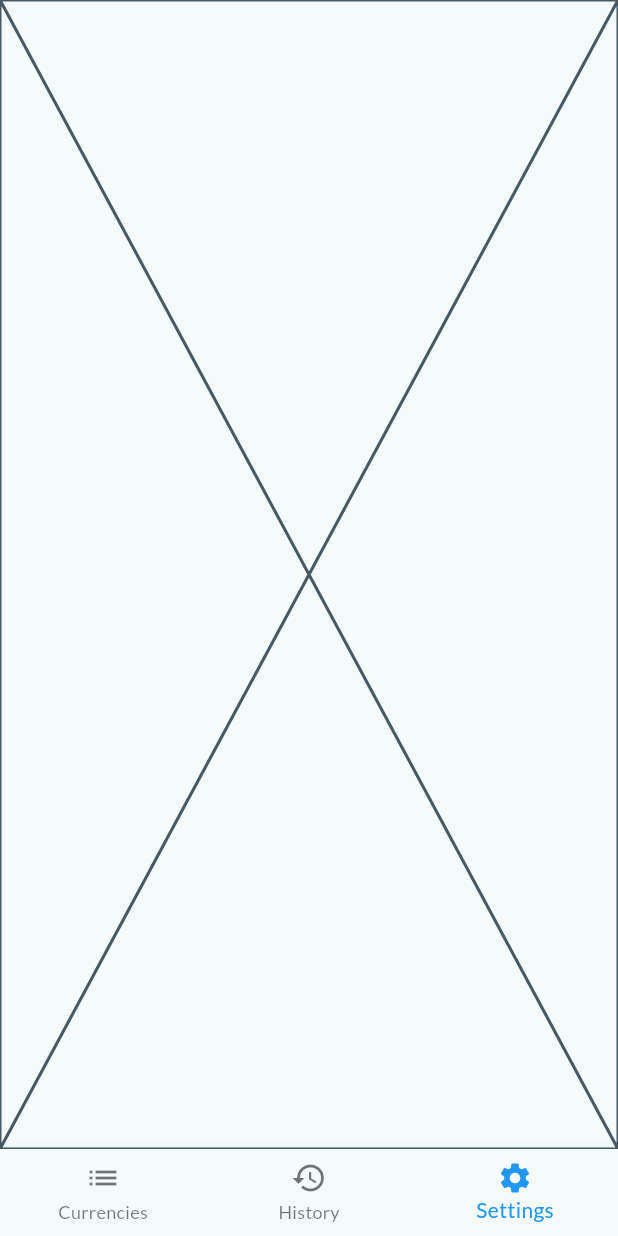
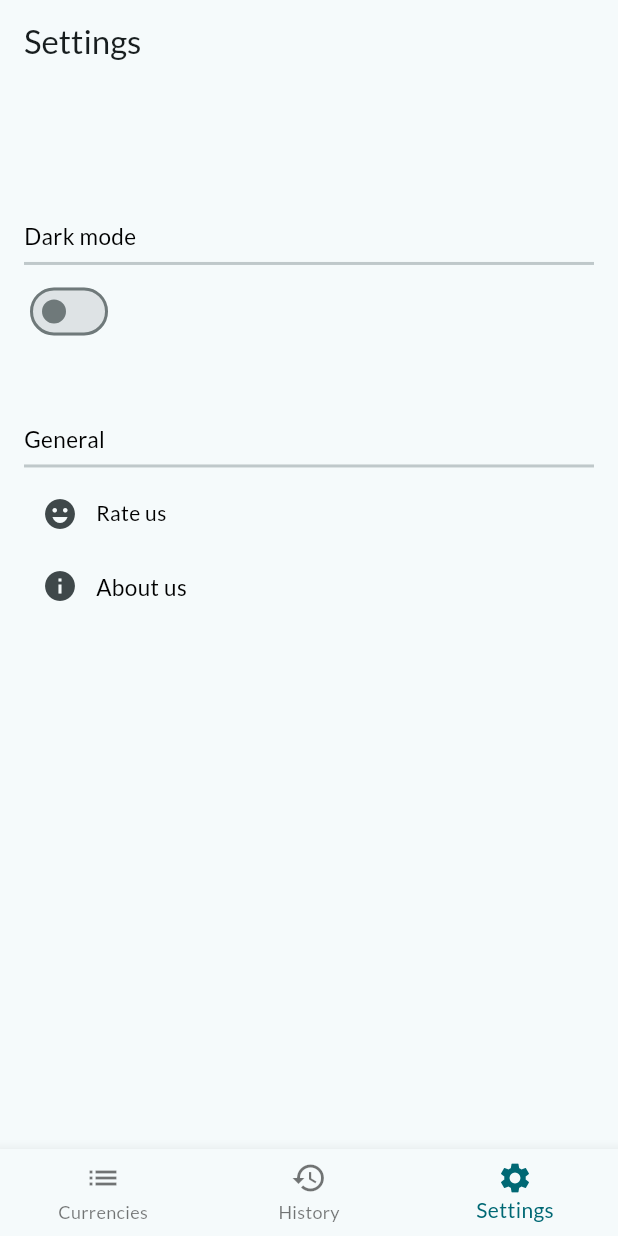
Before and after one commit to lyestarzalt/Dinar-Echange, a Flutter app: the screen it shows after launch, item 3 of the bottom bar chosen, on a phone screen of 412 x 824 dp. Run offline on Flutter 3.47's test engine with Material 2 defaults, Android fonts, the light colour scheme and no system bars; our stand-ins replace cloud_firestore, firebase_core, fl_chart, google_fonts, logger, shared_preferences; accounts and stored records are empty; generated files the repository leaves out were written again.

Commit message:
refined UI

```diff
--- a/lib/main.dart
+++ b/lib/main.dart
@@ -2,9 +2,8 @@ import 'package:flutter/material.dart';
 import 'package:firebase_core/firebase_core.dart';
 import 'firebase_options.dart';
 import 'pages/currency_list_screen.dart';
-// Placeholder for conversion page
-import 'pages/history_page.dart'; // Placeholder for history page
-import 'pages/settings_page.dart'; // Placeholder for settings page
+import 'pages/history_page.dart';
+import 'pages/settings_page.dart';
 import 'theme_manager.dart';
 
 void main() async {
@@ -12,27 +11,20 @@ void main() async {
   await Firebase.initializeApp(
     options: DefaultFirebaseOptions.currentPlatform,
   );
-  runApp(const MyApp());
+  runApp(MyApp());
 }
 
 class MyApp extends StatelessWidget {
-  const MyApp({super.key});
+  MyApp({Key? key}) : super(key: key);
 
   @override
   Widget build(BuildContext context) {
-    return MaterialApp(
-      title: 'Currency App',
-      theme: ThemeManager.lightTheme, // Default theme
-      darkTheme: ThemeManager.darkTheme, // Dark theme
-      themeMode: ThemeMode
-          .system, // Decides which theme to show based on the system preference
-      home: const MainScreen(),
-    );
+    return const MainScreen();
   }
 }
 
 class MainScreen extends StatefulWidget {
-  const MainScreen({super.key});
+  const MainScreen({Key? key}) : super(key: key);
 
   @override
   _MainScreenState createState() => _MainScreenState();
@@ -40,12 +32,28 @@ class MainScreen extends StatefulWidget {
 
 class _MainScreenState extends State<MainScreen> {
   int _selectedIndex = 0;
+  ThemeMode _themeMode = ThemeMode.light;
 
-  static const List<Widget> _widgetOptions = [
+  void _toggleTheme(bool isDark) {
+    setState(() {
+      _themeMode = isDark ? ThemeMode.dark : ThemeMode.light;
+    });
+  }
+
+  // Declare widget options here
+  late final List<Widget> _widgetOptions;
+
+  @override
+  void initState() {
+    super.initState();
+    print(_toggleTheme);
+
+    _widgetOptions = [
       CurrencyListScreen(),
       HistoryPage(),
-    SettingsPage(),
+      SettingsPage(onThemeChanged: _toggleTheme),
     ];
+  }
 
   void _onItemTapped(int index) {
     setState(() {
@@ -55,7 +63,12 @@ class _MainScreenState extends State<MainScreen> {
 
   @override
   Widget build(BuildContext context) {
-    return Scaffold(
+    return MaterialApp(
+      title: 'Currency App',
+      theme: ThemeManager.lightTheme,
+      darkTheme: ThemeManager.darkTheme,
+      themeMode: _themeMode,
+      home: Scaffold(
         body: Center(
           child: _widgetOptions.elementAt(_selectedIndex),
         ),
@@ -75,8 +88,8 @@ class _MainScreenState extends State<MainScreen> {
             ),
           ],
           currentIndex: _selectedIndex,
-        selectedItemColor: Colors.blue,
           onTap: _onItemTapped,
+        ),
       ),
     );
   }
--- a/lib/pages/settings_page.dart
+++ b/lib/pages/settings_page.dart
@@ -1,15 +1,96 @@
 import 'package:flutter/material.dart';
 
-class SettingsPage extends StatefulWidget {
-  const SettingsPage({super.key});
+class SettingsPage extends StatelessWidget {
+  final Function(bool) onThemeChanged;
+
+  const SettingsPage({Key? key, required this.onThemeChanged})
+      : super(key: key);
 
   @override
-  State<SettingsPage> createState() => _SettingsPageState();
-}
+  Widget build(BuildContext context) {
+    bool isDarkMode = Theme.of(context).brightness == Brightness.dark;
 
-class _SettingsPageState extends State<SettingsPage> {
-  @override
-  Widget build(BuildContext context) {
-    return const Placeholder();
+    return Scaffold(
+      appBar: AppBar(
+        title: const Text('Settings'),
+        // Placeholder for currency selection dropdown
+      ),
+      body: Padding(
+        padding: const EdgeInsets.symmetric(
+            horizontal: 16.0), // Add horizontal padding
+        child: Column(
+          crossAxisAlignment: CrossAxisAlignment.start,
+          children: [
+            SizedBox(
+              height: MediaQuery.of(context).size.height * 0.01,
+            ),
+
+            SizedBox(
+              height: MediaQuery.of(context).size.height * 0.1,
+            ),
+            const Text(
+              'Dark mode',
+              style: TextStyle(fontSize: 15),
+            ),
+            const Divider(
+              thickness: 2,
+            ),
+            Switch(
+              value: isDarkMode,
+              onChanged: (val) {
+                onThemeChanged(val);
+              },
+            ),
+            const SizedBox(
+              height: 50,
+            ),
+            // Additional settings UI...
+            const Text('General', style: TextStyle(fontSize: 15)),
+            const Divider(thickness: 2),
+            // Add your additional settings widgets here...
+            _buildRateUsRow(),
+            _buildAboutUsRow(context),
+          ],
+        ),
+      ),
+    );
+  }
+
+  Widget _buildRateUsRow() {
+    return Row(
+      children: [
+        IconButton(onPressed: () {}, icon: const Icon(Icons.emoji_emotions)),
+        const Text(
+          'Rate us',
+        ),
+      ],
+    );
+  }
+
+  Widget _buildAboutUsRow(BuildContext context) {
+    return Row(
+      children: [
+        IconButton(
+            onPressed: () {
+              showAboutDialog(
+                context: context,
+                applicationIcon: const FlutterLogo(),
+                applicationName: 'Exchange Rate',
+                applicationVersion: '0.0.1',
+                applicationLegalese: '©2022 Your Company Name',
+                children: const <Widget>[
+                  Padding(
+                      padding: EdgeInsets.only(top: 15),
+                      child: Text('Additional information here'))
+                ],
+              );
+            },
+            icon: const Icon(Icons.info)),
+        const Text(
+          'About us',
+          style: TextStyle(fontSize: 15),
+        ),
+      ],
+    );
   }
 }
--- a/lib/theme_manager.dart
+++ b/lib/theme_manager.dart
@@ -2,35 +2,81 @@ import 'package:flutter/material.dart';
 import 'package:google_fonts/google_fonts.dart';
 
 class ThemeManager {
-  static ThemeData _baseTheme(ColorScheme colorScheme) {
+  static CardTheme currencyInputCardTheme(BuildContext context) {
+    return CardTheme(
+      elevation: 2,
+      shape: RoundedRectangleBorder(
+        borderRadius: BorderRadius.circular(12), // Classy rounded corners
+      ),
+      margin: const EdgeInsets.symmetric(horizontal: 10, vertical: 0),
+      color: Theme.of(context).colorScheme.background,
+    );
+  }
+
+  static InputDecoration currencyInputDecoration(
+      BuildContext context, String labelText) {
+    return InputDecoration(
+      labelText: labelText.toUpperCase(),
+      labelStyle: TextStyle(
+        color: Theme.of(context).colorScheme.onSurface,
+        fontSize: 16, // Set your desired font size for input text
+      ),
+      // Define the style for the label text
+      hintStyle: TextStyle(
+        color: Theme.of(context).colorScheme.onSurface,
+        fontSize: 16,
+      ),
+      border: InputBorder.none,
+      // Additional styling as required
+    );
+  }
+
+  static TextStyle moneyNumberStyle(BuildContext context) {
+    return TextStyle(
+      fontFamily: 'Courier',
+      fontWeight: FontWeight.bold,
+      fontSize: 20,
+      color: Theme.of(context).colorScheme.onSurface,
+    );
+  }
+
+  static TextStyle currencyCodeStyle(BuildContext context) {
+    return TextStyle(
+      fontSize: 16,
+      fontWeight: FontWeight.bold,
+      color: Theme.of(context).colorScheme.onSurface, // Adapt to theme
+    );
+  }
+
+  static ThemeData _baseTheme(
+      ColorScheme colorScheme, Color bodyTextColor, Color displayTextColor) {
     return ThemeData(
       useMaterial3: true,
       brightness: colorScheme.brightness,
       colorScheme: colorScheme,
       primaryColor: colorScheme.primary,
+
       appBarTheme: AppBarTheme(
         backgroundColor: colorScheme.surface,
         foregroundColor: colorScheme.onSurface,
         elevation: 0,
       ),
-      textTheme: GoogleFonts.latoTextTheme(),
+      textTheme: GoogleFonts.latoTextTheme().apply(
+        bodyColor: bodyTextColor,
+        displayColor: displayTextColor,
+      ),
       floatingActionButtonTheme: FloatingActionButtonThemeData(
-        backgroundColor: colorScheme.onSurface, // Classy color for FAB
-        foregroundColor: Colors.white, // For the icons/text inside FAB
+        backgroundColor: colorScheme.secondary,
+        foregroundColor: colorScheme.onSecondary,
       ),
-      cardTheme: CardTheme(
-        color: colorScheme.brightness == Brightness.dark
-            ? Colors.grey[800]
-            : Colors.white,
-        elevation: 4,
-        margin: const EdgeInsets.all(8),
-      ),
+
       checkboxTheme: CheckboxThemeData(
         shape: RoundedRectangleBorder(borderRadius: BorderRadius.circular(5)),
         fillColor: MaterialStateProperty.resolveWith<Color?>(
           (Set<MaterialState> states) {
             if (states.contains(MaterialState.selected)) {
-              return Colors.lightGreen; // Greenish color for selected Checkbox
+              return const Color.fromARGB(
+                  255, 230, 255, 201); // Greenish color for selected Checkbox
             }
             return colorScheme.onSurface.withOpacity(0.6); // Default color
           },
@@ -45,10 +91,24 @@ class ThemeManager {
   }
 
   static final darkTheme = _baseTheme(
-    ColorScheme.fromSeed(seedColor: Colors.grey, brightness: Brightness.dark),
+    ColorScheme.fromSeed(
+      seedColor: Colors.grey,
+      brightness: Brightness.dark,
+      secondary: Colors.white,
+      onSecondary: Colors.black,
+    ),
+    Colors.white, // White text for dark theme
+    Colors.white, // White display text for dark theme
   );
 
   static final lightTheme = _baseTheme(
-    ColorScheme.fromSeed(seedColor: Colors.white, brightness: Brightness.light),
+    ColorScheme.fromSeed(
+      seedColor: Colors.white,
+      brightness: Brightness.light,
+      secondary: Colors.black,
+      onSecondary: Colors.white,
+    ),
+    Colors.black, // Black text for light theme
+    Colors.black, // Black display text for light theme
   );
 }
--- a/pubspec.yaml
+++ b/pubspec.yaml
@@ -34,7 +34,7 @@ dependencies:
 
   # The following adds the Cupertino Icons font to your application.
   # Use with the CupertinoIcons class for iOS style icons.
-  cupertino_icons: ^1.0.2
+
   cloud_firestore: ^4.13.0
   intl: ^0.18.1
   shared_preferences: ^2.2.2
```
Also changed, not shown: lib/pages/add_currency_page.dart (+14 -14 lines), lib/pages/conversion_page.dart (+24 -16 lines), lib/pages/currency_list_screen.dart (+33 -19 lines), lib/services/extra_currencies_service.dart (+4 -8 lines), lib/services/unified_currency_service.dart (+3 -4 lines), pubspec.lock. Lines whose indentation alone changed are shown as unchanged.
